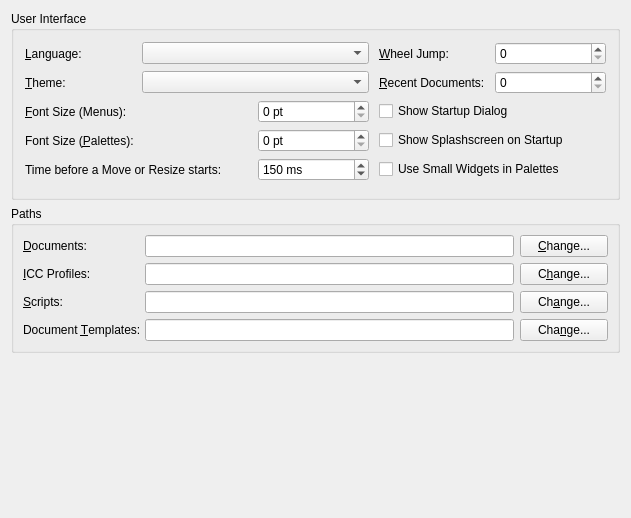
This is scribus/ui/tabgeneral.ui in scribusproject/scribus as Qt 5 draws it before an edit. The edited form follows.
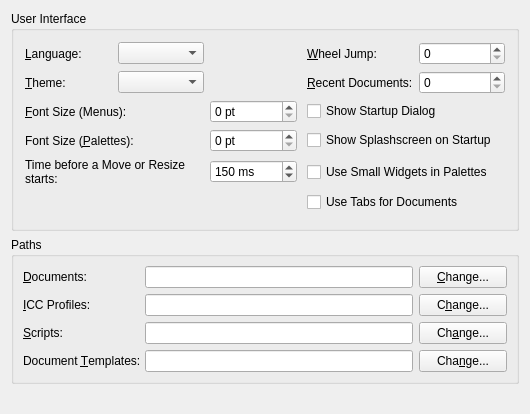
This is the edited form.

Commit message: Fixed Bug #6057: "Tabs as a document switcher."

```diff
--- a/scribus/ui/tabgeneral.ui
+++ b/scribus/ui/tabgeneral.ui
@@ -2,28 +2,28 @@
  <author>Petr Vanek &lt;petr@scribus.info></author>
  <comment>General prefs panel</comment>
  <class>TabGeneral</class>
- <widget class="QWidget" name="TabGeneral" >
-  <property name="geometry" >
+ <widget class="QWidget" name="TabGeneral">
+  <property name="geometry">
    <rect>
     <x>0</x>
     <y>0</y>
-    <width>631</width>
-    <height>518</height>
+    <width>529</width>
+    <height>414</height>
    </rect>
   </property>
   <property name="windowTitle" >
    <string>TabGeneralBase</string>
   </property>
-  <layout class="QGridLayout" >
-   <item row="0" column="0" >
-    <widget class="QGroupBox" name="groupBox1" >
-     <property name="title" >
+  <layout class="QVBoxLayout" name="verticalLayout">
+   <item>
+    <widget class="QGroupBox" name="groupBox1">
+     <property name="title">
       <string>User Interface</string>
      </property>
-     <layout class="QGridLayout" >
-      <item row="0" column="0" >
-       <widget class="QLabel" name="textLabel1" >
-        <property name="text" >
+     <layout class="QGridLayout" name="gridLayout">
+      <item row="0" column="0">
+       <widget class="QLabel" name="textLabel1">
+        <property name="text">
          <string>&amp;Language:</string>
         </property>
         <property name="wordWrap" >
@@ -34,12 +34,12 @@
         </property>
        </widget>
       </item>
-      <item row="0" column="1" colspan="2" >
-       <widget class="QComboBox" name="guiLangCombo" />
+      <item row="0" column="1">
+       <widget class="QComboBox" name="guiLangCombo"/>
       </item>
-      <item row="0" column="4" >
-       <widget class="QLabel" name="textLabel5" >
-        <property name="text" >
+      <item row="0" column="4">
+       <widget class="QLabel" name="textLabel5">
+        <property name="text">
          <string>&amp;Wheel Jump:</string>
         </property>
         <property name="wordWrap" >
@@ -50,12 +50,12 @@
         </property>
        </widget>
       </item>
-      <item row="0" column="5" >
-       <widget class="QSpinBox" name="wheelJumpSpin" />
+      <item row="0" column="5">
+       <widget class="QSpinBox" name="wheelJumpSpin"/>
       </item>
-      <item row="1" column="0" >
-       <widget class="QLabel" name="textLabel2" >
-        <property name="text" >
+      <item row="1" column="0">
+       <widget class="QLabel" name="textLabel2">
+        <property name="text">
          <string>&amp;Theme:</string>
         </property>
         <property name="wordWrap" >
@@ -66,12 +66,12 @@
         </property>
        </widget>
       </item>
-      <item row="1" column="1" colspan="2" >
-       <widget class="QComboBox" name="GUICombo" />
+      <item row="1" column="1">
+       <widget class="QComboBox" name="GUICombo"/>
       </item>
-      <item row="1" column="4" >
-       <widget class="QLabel" name="textLabel6" >
-        <property name="text" >
+      <item row="1" column="4">
+       <widget class="QLabel" name="textLabel6">
+        <property name="text">
          <string>&amp;Recent Documents:</string>
         </property>
         <property name="wordWrap" >
@@ -82,12 +82,12 @@
         </property>
        </widget>
       </item>
-      <item row="1" column="5" >
-       <widget class="QSpinBox" name="recentDocs" />
+      <item row="1" column="5">
+       <widget class="QSpinBox" name="recentDocs"/>
       </item>
-      <item row="2" column="0" colspan="2" >
-       <widget class="QLabel" name="textLabel4" >
-        <property name="text" >
+      <item row="2" column="0" colspan="2">
+       <widget class="QLabel" name="textLabel4">
+        <property name="text">
          <string>&amp;Font Size (Menus):</string>
         </property>
         <property name="wordWrap" >
@@ -98,14 +98,14 @@
         </property>
        </widget>
       </item>
-      <item row="2" column="2" >
-       <widget class="QSpinBox" name="GFsize" >
-        <property name="suffix" >
+      <item row="2" column="2">
+       <widget class="QSpinBox" name="GFsize">
+        <property name="suffix">
          <string> pt</string>
         </property>
        </widget>
       </item>
-      <item rowspan="2" row="2" column="3" >
+      <item row="2" column="3">
        <spacer>
         <property name="orientation" >
          <enum>Qt::Horizontal</enum>
@@ -121,16 +121,16 @@
         </property>
        </spacer>
       </item>
-      <item row="2" column="4" colspan="2" >
-       <widget class="QCheckBox" name="startUpDialog" >
-        <property name="text" >
+      <item row="2" column="4" colspan="2">
+       <widget class="QCheckBox" name="startUpDialog">
+        <property name="text">
          <string>Show Startup Dialog</string>
         </property>
        </widget>
       </item>
-      <item row="3" column="0" colspan="2" >
-       <widget class="QLabel" name="textLabel4_2" >
-        <property name="text" >
+      <item row="3" column="0" colspan="2">
+       <widget class="QLabel" name="textLabel4_2">
+        <property name="text">
          <string>Font Size (&amp;Palettes):</string>
         </property>
         <property name="wordWrap" >
@@ -141,16 +141,16 @@
         </property>
        </widget>
       </item>
-      <item row="3" column="2" >
-       <widget class="QSpinBox" name="GTFsize" >
-        <property name="suffix" >
+      <item row="3" column="2">
+       <widget class="QSpinBox" name="GTFsize">
+        <property name="suffix">
          <string> pt</string>
         </property>
        </widget>
       </item>
-      <item row="3" column="4" colspan="2" >
-       <widget class="QCheckBox" name="showSplashCheckBox" >
-        <property name="text" >
+      <item row="3" column="4" colspan="2">
+       <widget class="QCheckBox" name="showSplashCheckBox">
+        <property name="text">
          <string>Show Splashscreen on Startup</string>
         </property>
         <property name="shortcut" >
@@ -158,9 +158,9 @@
         </property>
        </widget>
       </item>
-      <item row="4" column="0" colspan="2" >
-       <widget class="QLabel" name="textLabel3" >
-        <property name="text" >
+      <item row="4" column="0" colspan="2">
+       <widget class="QLabel" name="textLabel3">
+        <property name="text">
          <string>Time before a Move or Resize starts:</string>
         </property>
         <property name="wordWrap" >
@@ -171,9 +171,9 @@
         </property>
        </widget>
       </item>
-      <item row="4" column="2" >
-       <widget class="QSpinBox" name="spinTimeout" >
-        <property name="suffix" >
+      <item row="4" column="2">
+       <widget class="QSpinBox" name="spinTimeout">
+        <property name="suffix">
          <string> ms</string>
         </property>
         <property name="minimum" >
@@ -190,14 +190,14 @@
         </property>
        </widget>
       </item>
-      <item row="4" column="4" colspan="2" >
-       <widget class="QCheckBox" name="useSmallWidgetsCheck" >
-        <property name="text" >
+      <item row="4" column="4" colspan="2">
+       <widget class="QCheckBox" name="useSmallWidgetsCheck">
+        <property name="text">
          <string>Use Small Widgets in Palettes</string>
         </property>
        </widget>
       </item>
-      <item row="5" column="0" >
+      <item row="5" column="0">
        <spacer>
         <property name="orientation" >
          <enum>Qt::Vertical</enum>
@@ -213,7 +213,14 @@
         </property>
        </spacer>
       </item>
-      <item row="5" column="4" colspan="2" >
+      <item row="5" column="4" colspan="2">
+       <widget class="QCheckBox" name="useTabsForDocs">
+        <property name="text">
+         <string>Use Tabs for Documents</string>
+        </property>
+       </widget>
+      </item>
+      <item row="6" column="4">
        <spacer>
         <property name="orientation" >
          <enum>Qt::Vertical</enum>
@@ -232,21 +239,21 @@
      </layout>
     </widget>
    </item>
-   <item row="1" column="0" >
-    <widget class="QGroupBox" name="groupBox2" >
-     <property name="title" >
+   <item>
+    <widget class="QGroupBox" name="groupBox2">
+     <property name="title">
       <string>Paths</string>
      </property>
-     <layout class="QGridLayout" >
-      <property name="margin" >
+     <layout class="QGridLayout">
+      <property name="margin">
        <number>9</number>
       </property>
-      <property name="spacing" >
+      <property name="spacing">
        <number>6</number>
       </property>
-      <item row="2" column="1" >
-       <widget class="QLineEdit" name="ScriptPfad" >
-        <property name="minimumSize" >
+      <item row="2" column="1">
+       <widget class="QLineEdit" name="ScriptPfad">
+        <property name="minimumSize">
          <size>
           <width>268</width>
           <height>0</height>
@@ -254,9 +261,9 @@
         </property>
        </widget>
       </item>
-      <item row="0" column="1" >
-       <widget class="QLineEdit" name="Docs" >
-        <property name="minimumSize" >
+      <item row="0" column="1">
+       <widget class="QLineEdit" name="Docs">
+        <property name="minimumSize">
          <size>
           <width>268</width>
           <height>0</height>
@@ -264,9 +271,9 @@
         </property>
        </widget>
       </item>
-      <item row="1" column="1" >
-       <widget class="QLineEdit" name="ProPfad" >
-        <property name="minimumSize" >
+      <item row="1" column="1">
+       <widget class="QLineEdit" name="ProPfad">
+        <property name="minimumSize">
          <size>
           <width>268</width>
           <height>0</height>
@@ -274,9 +281,9 @@
         </property>
        </widget>
       </item>
-      <item row="0" column="2" >
-       <widget class="QPushButton" name="FileC" >
-        <property name="minimumSize" >
+      <item row="0" column="2">
+       <widget class="QPushButton" name="FileC">
+        <property name="minimumSize">
          <size>
           <width>88</width>
           <height>0</height>
@@ -290,9 +297,9 @@
         </property>
        </widget>
       </item>
-      <item row="1" column="2" >
-       <widget class="QPushButton" name="FileC2" >
-        <property name="text" >
+      <item row="1" column="2">
+       <widget class="QPushButton" name="FileC2">
+        <property name="text">
          <string>C&amp;hange...</string>
         </property>
         <property name="shortcut" >
@@ -300,9 +307,9 @@
         </property>
        </widget>
       </item>
-      <item row="2" column="0" >
-       <widget class="QLabel" name="textLabel9" >
-        <property name="text" >
+      <item row="2" column="0">
+       <widget class="QLabel" name="textLabel9">
+        <property name="text">
          <string>&amp;Scripts:</string>
         </property>
         <property name="wordWrap" >
@@ -313,9 +320,9 @@
         </property>
        </widget>
       </item>
-      <item row="3" column="1" >
-       <widget class="QLineEdit" name="DocumentTemplateDir" >
-        <property name="minimumSize" >
+      <item row="3" column="1">
+       <widget class="QLineEdit" name="DocumentTemplateDir">
+        <property name="minimumSize">
          <size>
           <width>268</width>
           <height>0</height>
@@ -323,9 +330,9 @@
         </property>
        </widget>
       </item>
-      <item row="3" column="2" >
-       <widget class="QPushButton" name="FileC4" >
-        <property name="text" >
+      <item row="3" column="2">
+       <widget class="QPushButton" name="FileC4">
+        <property name="text">
          <string>Cha&amp;nge...</string>
         </property>
         <property name="shortcut" >
@@ -333,9 +340,9 @@
         </property>
        </widget>
       </item>
-      <item row="1" column="0" >
-       <widget class="QLabel" name="textLabel8" >
-        <property name="text" >
+      <item row="1" column="0">
+       <widget class="QLabel" name="textLabel8">
+        <property name="text">
          <string>&amp;ICC Profiles:</string>
         </property>
         <property name="wordWrap" >
@@ -346,9 +353,9 @@
         </property>
        </widget>
       </item>
-      <item row="0" column="0" >
-       <widget class="QLabel" name="textLabel7" >
-        <property name="text" >
+      <item row="0" column="0">
+       <widget class="QLabel" name="textLabel7">
+        <property name="text">
          <string>&amp;Documents:</string>
         </property>
         <property name="wordWrap" >
@@ -359,9 +366,9 @@
         </property>
        </widget>
       </item>
-      <item row="3" column="0" >
-       <widget class="QLabel" name="textLabel10" >
-        <property name="text" >
+      <item row="3" column="0">
+       <widget class="QLabel" name="textLabel10">
+        <property name="text">
          <string>Document &amp;Templates:</string>
         </property>
         <property name="wordWrap" >
@@ -372,9 +379,9 @@
         </property>
        </widget>
       </item>
-      <item row="2" column="2" >
-       <widget class="QPushButton" name="FileC3" >
-        <property name="text" >
+      <item row="2" column="2">
+       <widget class="QPushButton" name="FileC3">
+        <property name="text">
          <string>Ch&amp;ange...</string>
         </property>
         <property name="shortcut" >
@@ -385,7 +392,7 @@
      </layout>
     </widget>
    </item>
-   <item row="2" column="0" >
+   <item>
     <spacer>
      <property name="orientation" >
       <enum>Qt::Vertical</enum>
@@ -403,7 +410,7 @@
    </item>
   </layout>
  </widget>
- <layoutdefault spacing="6" margin="11" />
+ <layoutdefault spacing="6" margin="11"/>
  <tabstops>
   <tabstop>guiLangCombo</tabstop>
   <tabstop>GUICombo</tabstop>
```
Left out of the diff: 95 changed lines with no effect on the pictures. The commit also changes 5 other files.
